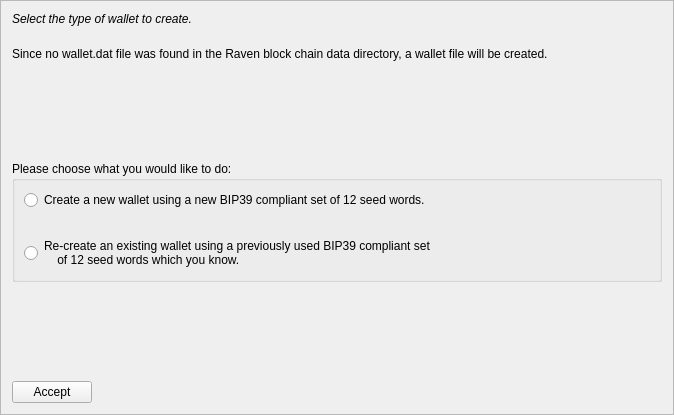
Old version of the form src/qt/forms/mnemonicdialog1.ui in the repository NiftyRaven/x-coin.
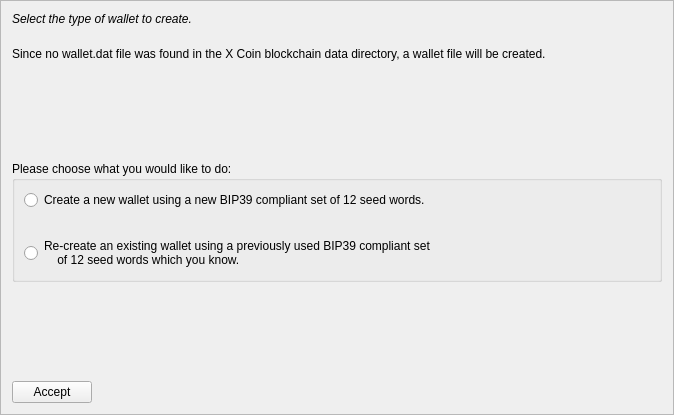
New version of the form.

Commit message:
Rebrand operator-facing copy as X Coin for private test.
Scrub remaining Raven/Ravencoin/RVN product strings from docs, RPC
help, errors, man pages, init scripts, and Qt icons. Keep legal
copyright headers, OP_RVN_ASSET, reserved roots, and the frozen
genesis timestamp. Collect those exceptions in docs/FORK.md.

Extend smoke-regtest to assign the owner handle NFTRVN its free
root and prove lottery eligibility via the operator allowlist
(offline X verification, no API keys).

The edit to the form file:
```diff
--- a/src/qt/forms/mnemonicdialog1.ui
+++ b/src/qt/forms/mnemonicdialog1.ui
@@ -52,7 +52,7 @@
    <item>
     <widget class="QLabel" name="wallettypeLabel">
      <property name="text">
-      <string>Since no wallet.dat file was found in the Raven block chain data directory, a wallet file will be created.</string>
+      <string>Since no wallet.dat file was found in the X Coin blockchain data directory, a wallet file will be created.</string>
      </property>
      <property name="wordWrap">
       <bool>true</bool>
```
The commit also changes 321 other files.
